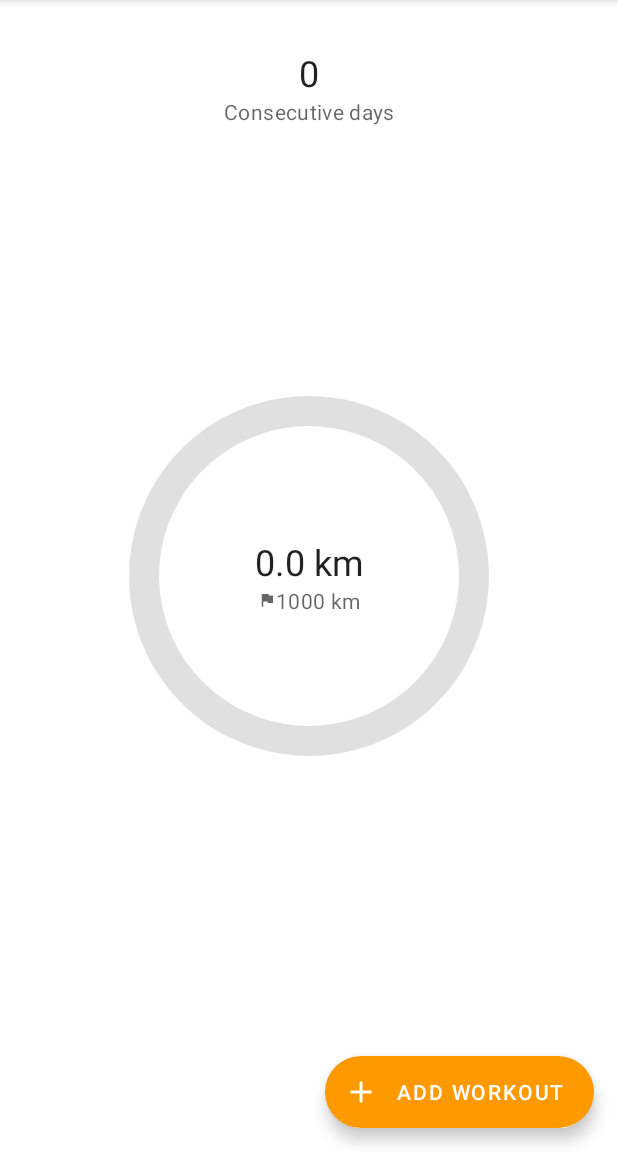
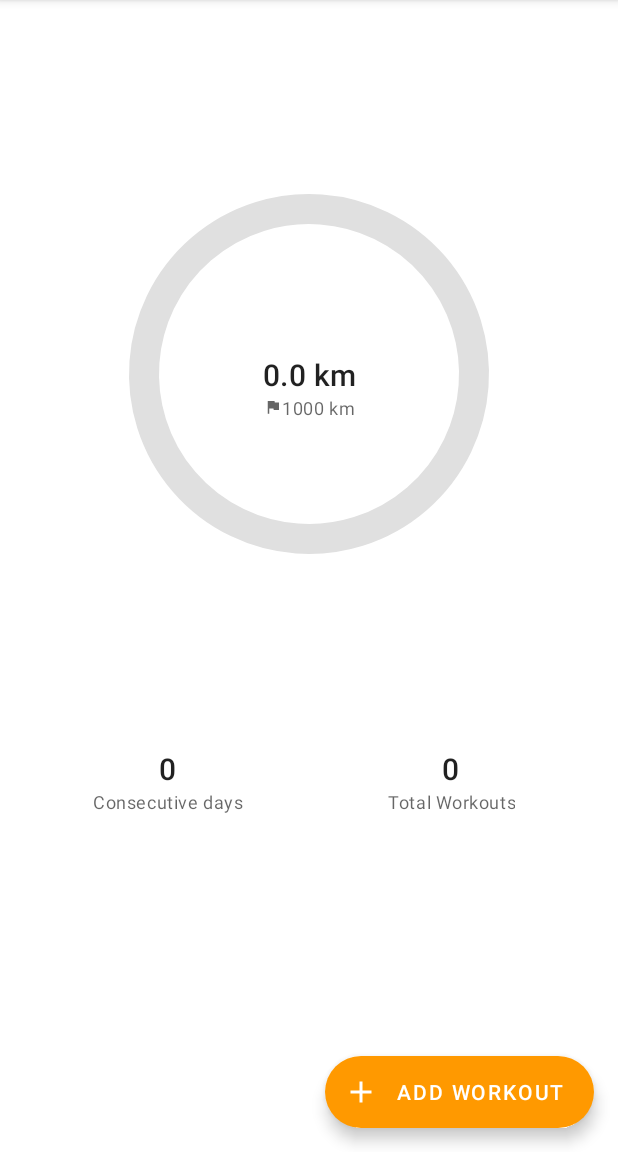
Before and after one commit to sebokopter/virtually-challenging, an Android app: the screen it shows after launch (DashboardActivity), on a phone screen of 412 x 824 dp, the part 84-1236 px from its top. Run offline under Robolectric (Android 15) with nearby library versions, the phone set to English and light mode, and no system bars; our stand-ins replace Room's generated code.

Commit message:
feat(dashboard): Adds total workouts to Dashboard

```diff
--- a/app/src/main/kotlin/de/heilsen/virtuallychallenging/dashboard/DashboardActivity.kt
+++ b/app/src/main/kotlin/de/heilsen/virtuallychallenging/dashboard/DashboardActivity.kt
@@ -40,7 +40,7 @@ class DashboardActivity : AppCompatActivity() {
     }
 
     private fun render(): (DashboardModel) -> Unit = { state ->
-        val (current, goal, consecutiveDays) = state
+        val (current, goal, consecutiveDays, workouts) = state
         with(findViewById<TextView>(R.id.progressText)) {
             text = resources.getString(R.string.float_km, current)
         }
@@ -49,6 +49,9 @@ class DashboardActivity : AppCompatActivity() {
         }
         with(findViewById<TextView>(R.id.consecutiveDays)) {
             text = consecutiveDays.toString()
+        }
+        with(findViewById<TextView>(R.id.totalWorkouts)) {
+            text = workouts.toString()
         }
         with(findViewById<ProgressBar>(R.id.progressIndicator)) {
             max = goal.toInt()
--- a/app/src/main/kotlin/de/heilsen/virtuallychallenging/dashboard/DashboardModel.kt
+++ b/app/src/main/kotlin/de/heilsen/virtuallychallenging/dashboard/DashboardModel.kt
@@ -3,5 +3,6 @@ package de.heilsen.virtuallychallenging.dashboard
 data class DashboardModel(
     val distanceCovered: Float,
     val goal: Float,
-    val consecutiveDays: Int
+    val consecutiveDays: Int,
+    val workouts: Int
 )
--- a/app/src/main/kotlin/de/heilsen/virtuallychallenging/dashboard/DashboardViewModel.kt
+++ b/app/src/main/kotlin/de/heilsen/virtuallychallenging/dashboard/DashboardViewModel.kt
@@ -40,7 +40,7 @@ class DashboardViewModel(application: Application) : AndroidViewModel(applicatio
         return workoutRepository.workouts().map { workouts ->
             val consecutiveDays = consecutiveDays(workouts)
             val distance = workouts.sumDistance()
-            DashboardModel(distance, challenge, consecutiveDays)
+            DashboardModel(distance, challenge, consecutiveDays, workouts.size)
         }.asLiveData(viewModelScope.coroutineContext)
     }
 
--- a/app/src/main/res/layout/activity_dashboard.xml
+++ b/app/src/main/res/layout/activity_dashboard.xml
@@ -15,28 +15,6 @@
         app:layout_behavior="@string/appbar_scrolling_view_behavior"
         >
 
-        <com.google.android.material.textview.MaterialTextView
-            android:id="@+id/consecutiveDays"
-            android:layout_width="wrap_content"
-            android:layout_height="wrap_content"
-            android:layout_marginTop="32dp"
-            android:textAppearance="@style/TextAppearance.VirtuallyChallenging.Dashboard.Value"
-            app:layout_constraintEnd_toEndOf="parent"
-            app:layout_constraintStart_toStartOf="parent"
-            app:layout_constraintTop_toTopOf="parent"
-            tools:text="12"
-            />
-
-        <com.google.android.material.textview.MaterialTextView
-            android:layout_width="wrap_content"
-            android:layout_height="wrap_content"
-            android:text="@string/consecutive_days"
-            android:textAppearance="@style/TextAppearance.VirtuallyChallenging.Dashboard.Description"
-            app:layout_constraintEnd_toEndOf="parent"
-            app:layout_constraintStart_toStartOf="parent"
-            app:layout_constraintTop_toBottomOf="@id/consecutiveDays"
-            />
-
         <com.google.android.material.progressindicator.CircularProgressIndicator
             android:id="@+id/progressIndicator"
             android:layout_width="wrap_content"
@@ -44,12 +22,12 @@
             android:indeterminate="false"
             android:scaleX="6"
             android:scaleY="6"
-            app:layout_constraintBottom_toBottomOf="parent"
+            app:layout_constraintBottom_toTopOf="@id/consecutiveDaysContainer"
             app:layout_constraintEnd_toEndOf="parent"
             app:layout_constraintStart_toStartOf="parent"
             app:layout_constraintTop_toTopOf="parent"
+            app:trackColor="@color/grey_300"
             app:trackCornerRadius="2dp"
-            app:trackColor="@color/grey_300"
             app:trackThickness="3dp"
             tools:progress="75"
             />
@@ -60,12 +38,11 @@
             android:layout_height="wrap_content"
             android:layout_gravity="center"
             android:textAppearance="@style/TextAppearance.VirtuallyChallenging.Dashboard.Value"
-            app:layout_constraintBottom_toTopOf="@id/goalText"
-            app:layout_constraintEnd_toEndOf="parent"
-            app:layout_constraintStart_toStartOf="parent"
-            app:layout_constraintTop_toTopOf="parent"
-            app:layout_constraintVertical_chainStyle="packed"
-            tools:text="1234 km"
+            app:layout_constraintBottom_toBottomOf="@id/progressIndicator"
+            app:layout_constraintEnd_toEndOf="@id/progressIndicator"
+            app:layout_constraintStart_toStartOf="@id/progressIndicator"
+            app:layout_constraintTop_toTopOf="@id/progressIndicator"
+            tools:text="1234.5 km"
             />
 
         <com.google.android.material.textview.MaterialTextView
@@ -74,13 +51,87 @@
             android:layout_height="wrap_content"
             android:layout_gravity="center"
             android:textAppearance="@style/TextAppearance.VirtuallyChallenging.Dashboard.Description"
-            app:layout_constraintBottom_toBottomOf="parent"
-            app:layout_constraintEnd_toEndOf="parent"
-            app:layout_constraintStart_toStartOf="parent"
             app:drawableStartCompat="@drawable/ic_flag_12"
+            app:layout_constraintEnd_toEndOf="@id/progressText"
+            app:layout_constraintStart_toStartOf="@id/progressText"
             app:layout_constraintTop_toBottomOf="@id/progressText"
             tools:text="10000 km"
             />
+
+
+        <androidx.constraintlayout.widget.ConstraintLayout
+            android:id="@+id/consecutiveDaysContainer"
+            android:layout_width="155dp"
+            android:layout_height="wrap_content"
+            app:layout_constraintBottom_toBottomOf="parent"
+            app:layout_constraintEnd_toStartOf="@id/totalWorkoutsContainer"
+            app:layout_constraintStart_toStartOf="parent"
+            app:layout_constraintTop_toBottomOf="@id/progressIndicator"
+            >
+
+            <com.google.android.material.textview.MaterialTextView
+                android:id="@+id/consecutiveDays"
+                android:layout_width="wrap_content"
+                android:layout_height="wrap_content"
+                android:textAppearance="@style/TextAppearance.VirtuallyChallenging.Dashboard.Value"
+                app:layout_constraintBottom_toTopOf="@id/consecutiveDaysLabel"
+                app:layout_constraintEnd_toEndOf="parent"
+                app:layout_constraintStart_toStartOf="parent"
+                app:layout_constraintTop_toTopOf="parent"
+                tools:text="12"
+                />
+
+            <com.google.android.material.textview.MaterialTextView
+                android:id="@+id/consecutiveDaysLabel"
+                android:layout_width="wrap_content"
+                android:layout_height="wrap_content"
+                android:text="@string/consecutive_days"
+                android:textAppearance="@style/TextAppearance.VirtuallyChallenging.Dashboard.Description"
+                app:layout_constraintBottom_toBottomOf="parent"
+                app:layout_constraintEnd_toEndOf="parent"
+                app:layout_constraintStart_toStartOf="parent"
+                app:layout_constraintTop_toBottomOf="@id/consecutiveDays"
+                />
+        </androidx.constraintlayout.widget.ConstraintLayout>
+
+        <androidx.constraintlayout.widget.ConstraintLayout
+            android:id="@+id/totalWorkoutsContainer"
+            android:layout_width="155dp"
+            android:layout_height="wrap_content"
+            app:layout_constraintBottom_toBottomOf="@+id/consecutiveDaysContainer"
+            app:layout_constraintEnd_toEndOf="parent"
+            app:layout_constraintStart_toEndOf="@id/consecutiveDaysContainer"
+            app:layout_constraintTop_toTopOf="@+id/consecutiveDaysContainer"
+            >
+
+
+            <com.google.android.material.textview.MaterialTextView
+                android:id="@+id/totalWorkouts"
+                android:layout_width="wrap_content"
+                android:layout_height="wrap_content"
+                android:textAppearance="@style/TextAppearance.VirtuallyChallenging.Dashboard.Value"
+
+                app:layout_constraintBottom_toTopOf="@id/totalWorkoutsLabel"
+                app:layout_constraintEnd_toEndOf="parent"
+                app:layout_constraintStart_toStartOf="parent"
+                app:layout_constraintTop_toTopOf="parent"
+                tools:text="20"
+                />
+
+            <com.google.android.material.textview.MaterialTextView
+                android:id="@+id/totalWorkoutsLabel"
+                android:layout_width="wrap_content"
+                android:layout_height="wrap_content"
+                android:gravity="center_horizontal"
+                android:textAppearance="@style/TextAppearance.VirtuallyChallenging.Dashboard.Description"
+                app:layout_constraintBottom_toBottomOf="parent"
+                app:layout_constraintEnd_toEndOf="parent"
+                app:layout_constraintStart_toStartOf="parent"
+                android:text="@string/totalWorkouts"
+                android:textAlignment="center"
+                app:layout_constraintTop_toBottomOf="@id/totalWorkouts"
+                />
+        </androidx.constraintlayout.widget.ConstraintLayout>
 
     </androidx.constraintlayout.widget.ConstraintLayout>
 
--- a/app/src/main/res/values/strings.xml
+++ b/app/src/main/res/values/strings.xml
@@ -6,4 +6,5 @@
     <string name="date">Date</string>
     <string name="no_distance">No distance provided</string>
     <string name="profile">Profile</string>
+    <string name="totalWorkouts">Total Workouts</string>
 </resources>
--- a/app/src/main/res/values/type.xml
+++ b/app/src/main/res/values/type.xml
@@ -1,12 +1,7 @@
 <?xml version="1.0" encoding="utf-8"?>
 <resources>
 
-    <style name="TextAppearance.VirtuallyChallenging.Dashboard.Value" parent="TextAppearance.MaterialComponents.Headline5">
+    <style name="TextAppearance.VirtuallyChallenging.Dashboard.Value" parent="TextAppearance.MaterialComponents.Headline6" />
 
-    </style>
-
-    <style name="TextAppearance.VirtuallyChallenging.Dashboard.Description" parent="TextAppearance.MaterialComponents.Body2">
-        <item name="android:textColor">?colorControlNormal</item>
-        <item name="drawableTint">?colorControlNormal</item>
-    </style>
+    <style name="TextAppearance.VirtuallyChallenging.Dashboard.Description" parent="TextAppearance.MaterialComponents.Caption" />
 </resources>
```
Also changed, not shown: 1 other file.
